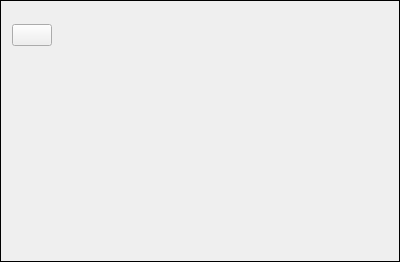
Old version of the form forms/prefabframe.ui in the repository huderlem/porymap.
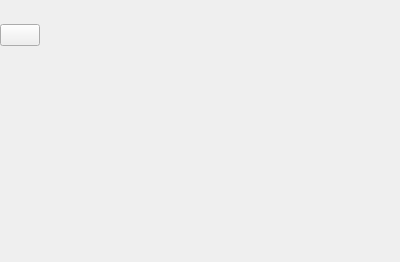
New version of the form. Icons and pictures are not drawn. Custom widgets are drawn as their Qt base class.

The edit to the form file:
```diff
--- a/forms/prefabframe.ui
+++ b/forms/prefabframe.ui
@@ -26,12 +26,27 @@
    <string>Frame</string>
   </property>
   <property name="frameShape">
-   <enum>QFrame::Box</enum>
+   <enum>QFrame::NoFrame</enum>
+  </property>
+  <property name="frameShadow">
+   <enum>QFrame::Plain</enum>
   </property>
   <layout class="QHBoxLayout" name="horizontalLayout">
    <property name="sizeConstraint">
     <enum>QLayout::SetMinimumSize</enum>
    </property>
+   <property name="leftMargin">
+    <number>0</number>
+   </property>
+   <property name="topMargin">
+    <number>2</number>
+   </property>
+   <property name="rightMargin">
+    <number>0</number>
+   </property>
+   <property name="bottomMargin">
+    <number>2</number>
+   </property>
    <item>
     <layout class="QVBoxLayout" name="verticalLayout">
      <property name="spacing">
@@ -62,13 +77,13 @@
          <number>0</number>
         </property>
         <property name="topMargin">
-         <number>6</number>
+         <number>0</number>
         </property>
         <property name="rightMargin">
-         <number>9</number>
+         <number>0</number>
         </property>
         <property name="bottomMargin">
-         <number>6</number>
+         <number>0</number>
         </property>
         <item>
          <widget class="QPushButton" name="pushButton_DeleteItem">
```
